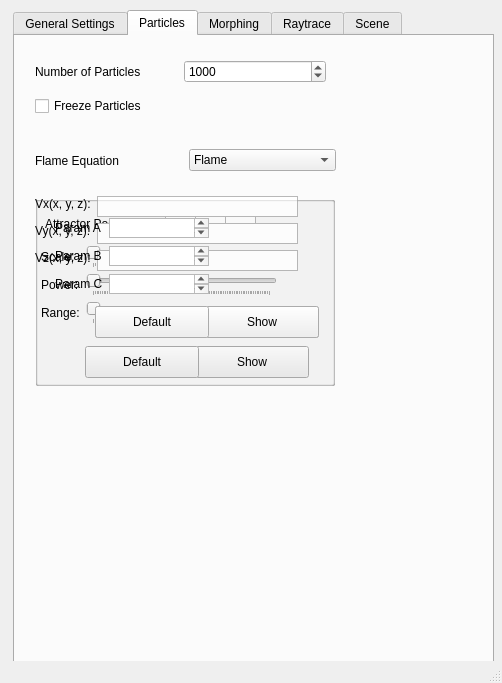
Before: the Qt Designer form src/Qt/mainwindow.ui in UMLComputerGraphics/GraphicsProject, drawn with Qt 5.
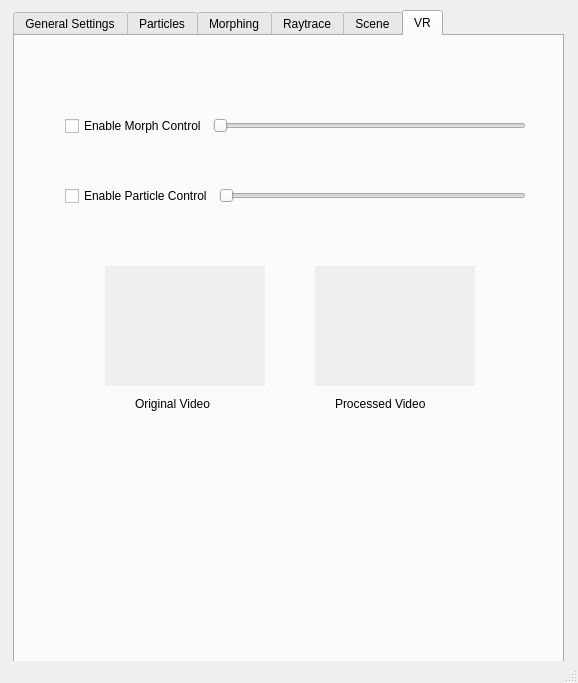
After: the same form once the commit is applied.

Patch:
```diff
--- a/src/Qt/mainwindow.ui
+++ b/src/Qt/mainwindow.ui
@@ -9,7 +9,7 @@
    <rect>
     <x>0</x>
     <y>0</y>
-    <width>502</width>
+    <width>578</width>
     <height>683</height>
    </rect>
   </property>
@@ -22,12 +22,12 @@
      <rect>
       <x>13</x>
       <y>10</y>
-      <width>481</width>
+      <width>551</width>
       <height>695</height>
      </rect>
     </property>
     <property name="currentIndex">
-     <number>1</number>
+     <number>5</number>
     </property>
     <widget class="QWidget" name="generalTab">
      <attribute name="title">
@@ -1038,7 +1038,7 @@
         <string>Default</string>
        </property>
       </widget>
-      <widget class="QWidget" name="">
+      <widget class="QWidget" name="layoutWidget">
        <property name="geometry">
         <rect>
          <x>20</x>
@@ -1254,6 +1254,142 @@
       </property>
      </widget>
     </widget>
+    <widget class="QWidget" name="VRTab">
+     <attribute name="title">
+      <string>VR</string>
+     </attribute>
+     <widget class="QWidget" name="verticalLayoutWidget">
+      <property name="geometry">
+       <rect>
+        <x>50</x>
+        <y>60</y>
+        <width>461</width>
+        <height>61</height>
+       </rect>
+      </property>
+      <layout class="QVBoxLayout" name="verticalLayout_5">
+       <item>
+        <layout class="QHBoxLayout" name="horizontalLayout_4">
+         <item>
+          <widget class="QCheckBox" name="checkBox">
+           <property name="text">
+            <string>Enable Morph Control</string>
+           </property>
+          </widget>
+         </item>
+         <item>
+          <widget class="QSlider" name="horizontalSlider">
+           <property name="maximum">
+            <number>100</number>
+           </property>
+           <property name="orientation">
+            <enum>Qt::Horizontal</enum>
+           </property>
+          </widget>
+         </item>
+        </layout>
+       </item>
+      </layout>
+     </widget>
+     <widget class="QWidget" name="verticalLayoutWidget_2">
+      <property name="geometry">
+       <rect>
+        <x>50</x>
+        <y>130</y>
+        <width>461</width>
+        <height>61</height>
+       </rect>
+      </property>
+      <layout class="QVBoxLayout" name="verticalLayout_6">
+       <item>
+        <layout class="QHBoxLayout" name="horizontalLayout_6">
+         <item>
+          <widget class="QCheckBox" name="checkBox_2">
+           <property name="text">
+            <string>Enable Particle Control</string>
+           </property>
+          </widget>
+         </item>
+         <item>
+          <widget class="QSlider" name="horizontalSlider_2">
+           <property name="maximum">
+            <number>100000</number>
+           </property>
+           <property name="orientation">
+            <enum>Qt::Horizontal</enum>
+           </property>
+          </widget>
+         </item>
+        </layout>
+       </item>
+      </layout>
+     </widget>
+     <widget class="QLabel" name="lblProcessed">
+      <property name="geometry">
+       <rect>
+        <x>300</x>
+        <y>230</y>
+        <width>160</width>
+        <height>120</height>
+       </rect>
+      </property>
+      <property name="autoFillBackground">
+       <bool>true</bool>
+      </property>
+      <property name="text">
+       <string/>
+      </property>
+     </widget>
+     <widget class="QLabel" name="lblOriginal">
+      <property name="geometry">
+       <rect>
+        <x>90</x>
+        <y>230</y>
+        <width>160</width>
+        <height>120</height>
+       </rect>
+      </property>
+      <property name="autoFillBackground">
+       <bool>true</bool>
+      </property>
+      <property name="text">
+       <string/>
+      </property>
+     </widget>
+     <widget class="QLabel" name="label_9">
+      <property name="geometry">
+       <rect>
+        <x>120</x>
+        <y>360</y>
+        <width>101</width>
+        <height>16</height>
+       </rect>
+      </property>
+      <property name="text">
+       <string>Original Video</string>
+      </property>
+     </widget>
+     <widget class="QLabel" name="label_10">
+      <property name="geometry">
+       <rect>
+        <x>320</x>
+        <y>360</y>
+        <width>111</width>
+        <height>16</height>
+       </rect>
+      </property>
+      <property name="text">
+       <string>Processed Video</string>
+      </property>
+     </widget>
+     <zorder>verticalLayoutWidget</zorder>
+     <zorder>verticalLayoutWidget_2</zorder>
+     <zorder>horizontalLayoutWidget</zorder>
+     <zorder>lblProcessed</zorder>
+     <zorder>lblOriginal</zorder>
+     <zorder>label_9</zorder>
+     <zorder>label_10</zorder>
+    </widget>
    </widget>
   </widget>
   <widget class="QMenuBar" name="menubar">
```
Left out of the diff: 2 changed lines with no effect on the pictures.
